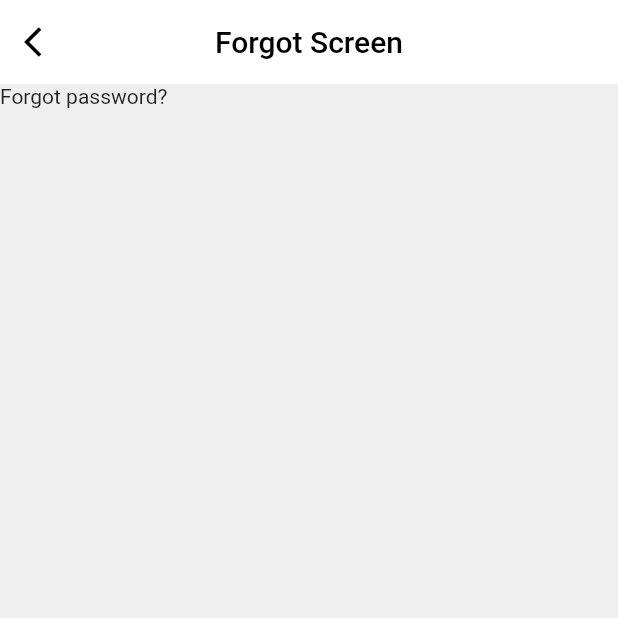
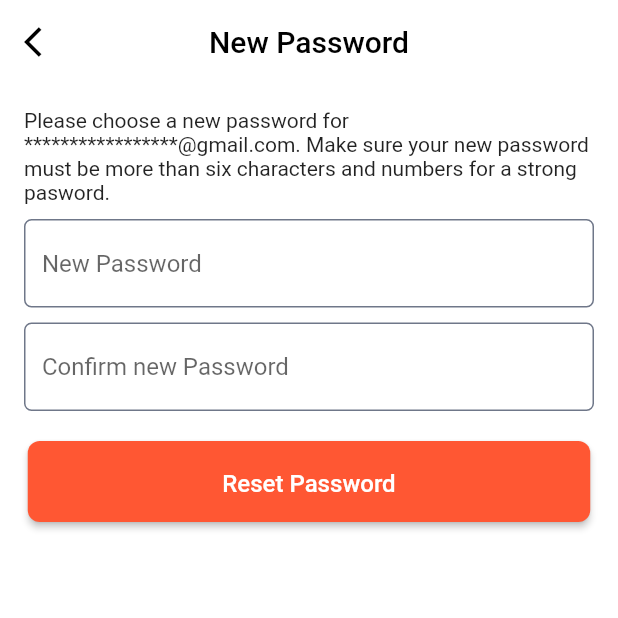
Before and after one commit to Surayya-code/Gezgo_travel, a Flutter app: the ForgotPasswordScreen screen opened directly, on a phone screen of 412 x 824 dp, the top half of it. Run offline on Flutter 3.47's test engine with Material 2 defaults, Android fonts, the phone set to English and light mode, and no system bars; Roboto replaces fonts that are missing (Poppins-Regular).

Commit message:
forgot screen

```diff
--- a/GezGoTravel/gezgo_travel_app/lib/ui/screens/forgot_password_screen.dart
+++ b/GezGoTravel/gezgo_travel_app/lib/ui/screens/forgot_password_screen.dart
@@ -1,23 +1,101 @@
 import 'package:flutter/material.dart';
-import 'package:flutter/src/widgets/framework.dart';
-import 'package:flutter/src/widgets/placeholder.dart';
+import 'package:gezgo_travel_app/ui/screens/sign_in_screen.dart';
+import 'package:gezgo_travel_app/ui/widgets/global_text_input.dart';
 
-class ForgotPasswordScreen extends StatelessWidget {
+import '../theme/app_colors.dart';
+import '../widgets/onboard_button.dart';
+
+class ForgotPasswordScreen extends StatefulWidget {
   const ForgotPasswordScreen({super.key});
 
   @override
+  State<ForgotPasswordScreen> createState() => _ForgotPasswordScreenState();
+}
+
+class _ForgotPasswordScreenState extends State<ForgotPasswordScreen> {
+  @override
   Widget build(BuildContext context) {
-    return Scaffold(
-     appBar: AppBar(
+    late bool passToggle = true;
+    final _formKey = GlobalKey<FormState>();
+    final passController = TextEditingController();
+      final confirmPassController = TextEditingController();
+      final confirmPasswFocus = FocusNode();
+    final passwFocus = FocusNode();
+
+    return SafeArea(
+      child: Scaffold(
+        backgroundColor: AppColors.colorWhite,
+        appBar: AppBar(
           leading: IconButton(
               onPressed: () {
                 Navigator.of(context).pop();
-              }, icon: const Icon(Icons.arrow_back_ios)),
-          title: const Text("Forgot Screen"),
+              },
+              icon: const Icon(Icons.arrow_back_ios)),
+          title: const Text("New Password"),
           centerTitle: true,
         ),
-      body: Container(
-        child: Text("Forgot password?"),
+        body: Padding(
+          padding: const EdgeInsets.all(16.0),
+          child: Form(
+            key: _formKey,
+            child: Column(
+              children: [
+              const Text(
+                  "Please choose a new password for *****************@gmail.com. Make sure your new password must be more than six characters and numbers for a strong pasword."),
+              const SizedBox(
+                height: 10,
+              ),
+              GlobalTextInput(
+                  keyboardType: TextInputType.visiblePassword,
+                  hintText: "New Password",
+                  validator: (value) {
+                    if (value!.isEmpty) {
+                      return "Password isn't empty!";
+                    } else if (value.length < 6) {
+                      return "Password must not be less than 6 characters!";
+                    }
+                    return null;
+                  },
+                  obscureText: passToggle,
+                  focusNode: passwFocus,
+                  controller: passController),
+                   const SizedBox(
+                height: 10,
+              ),
+                   GlobalTextInput(
+                  keyboardType: TextInputType.visiblePassword,
+                  hintText: "Confirm new Password",
+                  validator: (value) {
+                    if (value!.isEmpty) {
+                      return "Password isn't empty!";
+                    } else if (value.length < 6) {
+                      return "Password must not be less than 6 characters!";
+                    }
+                    return null;
+                  },
+                  obscureText: passToggle,
+                  focusNode: passwFocus,
+                  controller: passController),
+                   const SizedBox(
+                height: 20,
+              ),
+              OnBoardingButton(
+                      text: "Reset Password",
+                      onTap: () {
+                        if (_formKey.currentState!.validate()) {
+                          if (passController.text == confirmPassController.text) {
+                            Navigator.of(context).push(MaterialPageRoute(
+                                builder: (context) => const SignInScreen()));
+
+                            passController.clear();
+
+                          }
+                        }
+                      },
+                    ),
+            ]),
+          ),
+        ),
       ),
     );
   }
```
